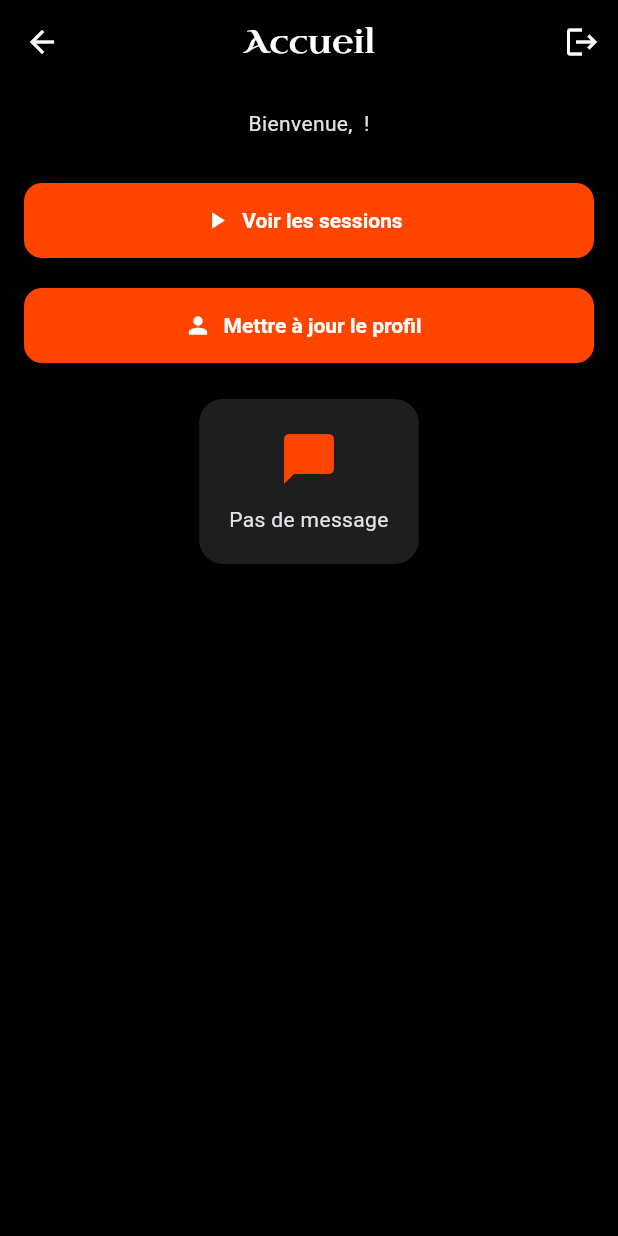
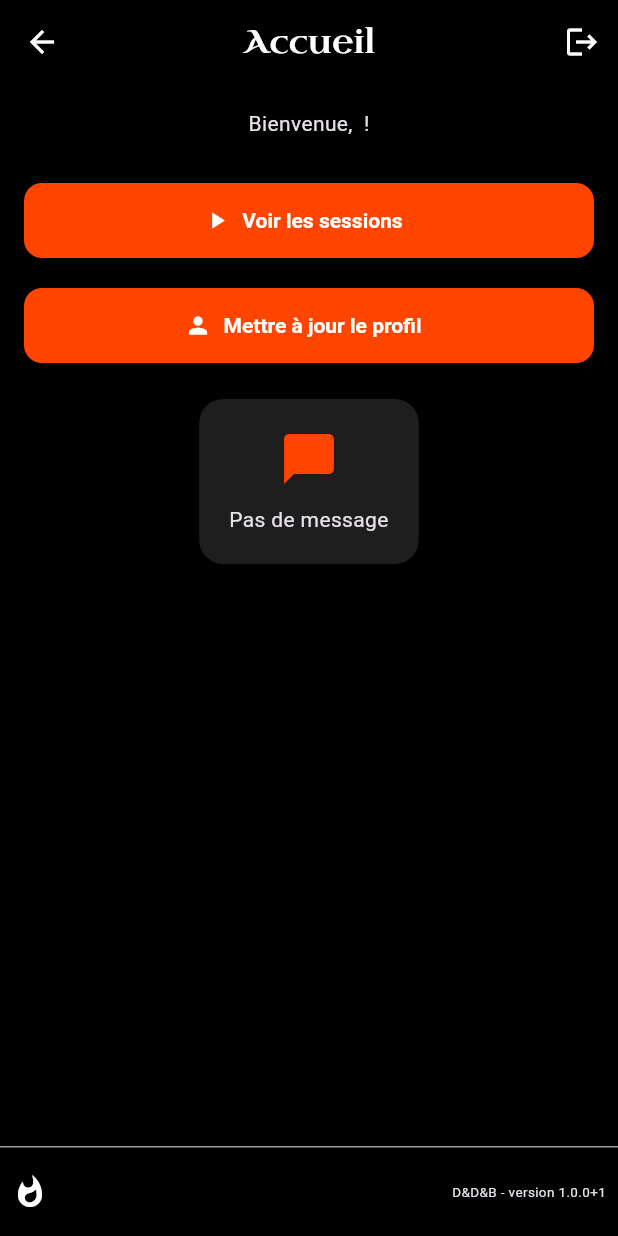
Before and after one commit to Cojay77/DDB, a Flutter app: the HomeScreen screen opened by its route, on a phone screen of 412 x 824 dp. Run offline on Flutter 3.47's test engine with Material 3 defaults, Android fonts, the light colour scheme and no system bars; our stand-ins replace firebase_auth, firebase_core, firebase_database, firebase_messaging, package_info_plus; accounts and stored records are empty; network calls fail.

Commit message:
Fixed properties and build

```diff
--- a/dnd_availability_app/lib/screens/home_screen.dart
+++ b/dnd_availability_app/lib/screens/home_screen.dart
@@ -1,7 +1,7 @@
 import 'package:flutter/material.dart';
 import '../services/auth_service.dart';
 import 'package:firebase_database/firebase_database.dart';
-//import 'package:package_info_plus/package_info_plus.dart';
+import 'package:package_info_plus/package_info_plus.dart';
 
 class HomeScreen extends StatefulWidget {
   const HomeScreen({super.key});
@@ -34,10 +34,7 @@ class _HomeScreenState extends State<HomeScreen> {
         });
       });
     }
-    /* PackageInfo.fromPlatform().then((PackageInfo packageInfo) {
-      version = packageInfo.version;
-      //buildNumber = packageInfo.buildNumber;
-    }); */
+    _loadVersion();
   }
 
   Future<String> _fetchHomeMessage() async {
@@ -48,6 +45,13 @@ class _HomeScreenState extends State<HomeScreen> {
     } else {
       return "Pas de message";
     }
+  }
+
+  Future<void> _loadVersion() async {
+    final info = await PackageInfo.fromPlatform();
+    setState(() {
+      version = '${info.version}+${info.buildNumber}';
+    });
   }
 
   @override
@@ -154,12 +158,22 @@ class _HomeScreenState extends State<HomeScreen> {
                 ),
               ),
             ),
-            /* Text(
-              "D&D&B - version $version",
-              style: TextStyle(
-                fontSize: 6,
-              ) ,
-            ), */
+          ],
+        ),
+      ),
+      bottomNavigationBar: Container(
+        height: 60,
+        padding: const EdgeInsets.all(8.0),
+        decoration: BoxDecoration(
+          color: Colors.black,
+          border: const Border(top: BorderSide(color: Colors.grey)),
+        ),
+        child: Row(
+          children: [
+            //Image.asset('assets/dragon.png', height: 40, fit: BoxFit.contain),
+            Icon(Icons.whatshot),
+            const Spacer(flex: 1),
+            Text("D&D&B - version $version", style: TextStyle(fontSize: 9))
           ],
         ),
       ),
--- a/dnd_availability_app/pubspec.yaml
+++ b/dnd_availability_app/pubspec.yaml
@@ -32,7 +32,7 @@ dependencies:
     sdk: flutter
   flutter_localizations:
     sdk: flutter
-  #package_info_plus: ^1.0.6
+  package_info_plus: 8.3.0
 
 
   # The following adds the Cupertino Icons font to your application.
```
Also changed, not shown: dnd_availability_app/lib/screens/game_sessions_screen.dart (+16 -0 lines), dnd_availability_app/lib/screens/login_screen.dart (+23 -3 lines), dnd_availability_app/lib/screens/profile_screen.dart (+16 -0 lines), dnd_availability_app/pubspec.lock, 6 other files.
